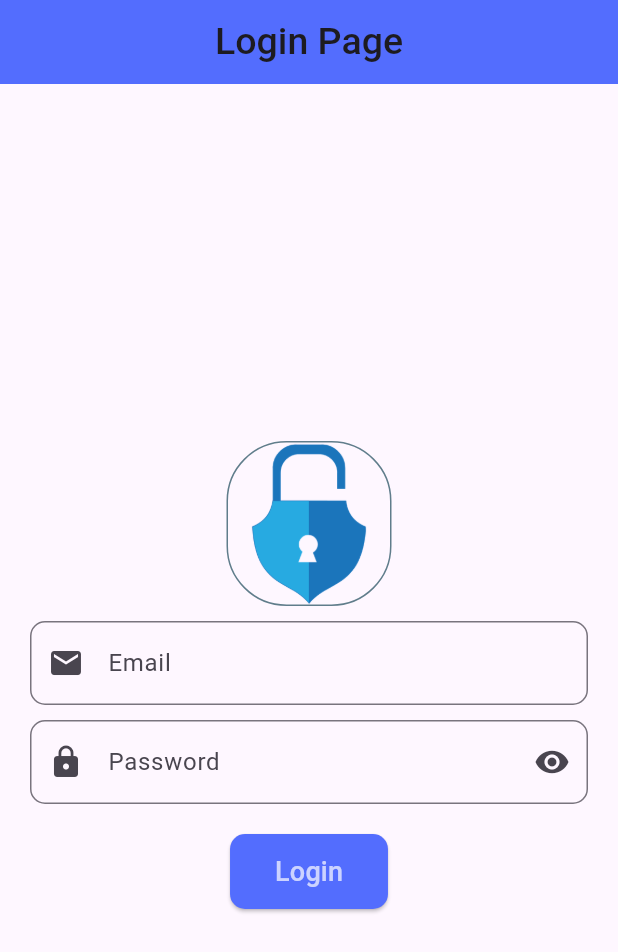
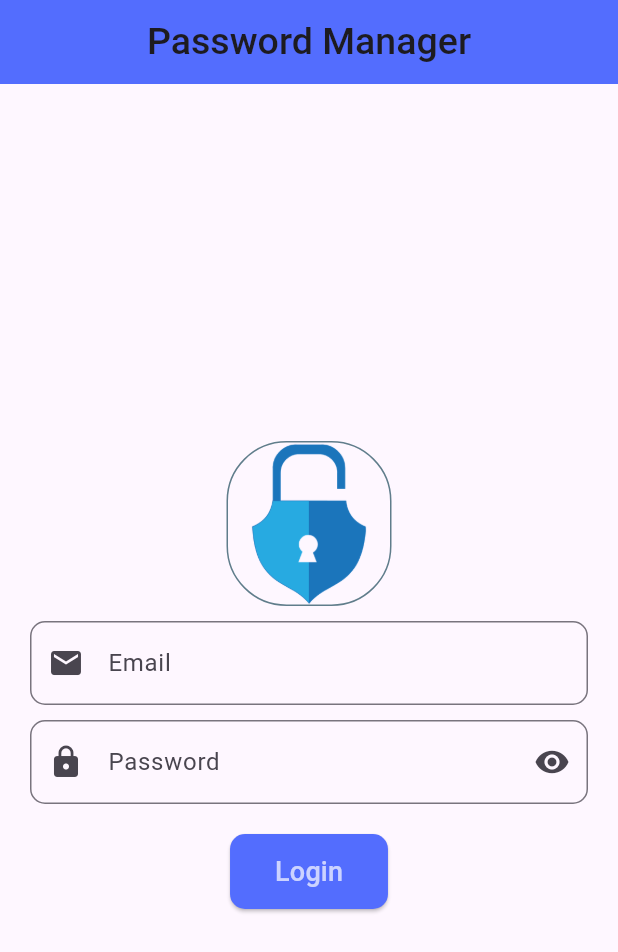
Before and after one commit to Saisandeepsangeetham/password_manager, a Flutter app: the screen it shows after launch, on a phone screen of 412 x 824 dp. Shown: the top 952 px of the screen. Run offline on Flutter 3.47's test engine with Material 3 defaults, Android fonts, the phone set to English and light mode, and no system bars.

Commit message:
update_title

```diff
--- a/lib/LoginPage.dart
+++ b/lib/LoginPage.dart
@@ -11,7 +11,7 @@ class LoginPage extends StatelessWidget {
       home: Scaffold(
         appBar: AppBar(
           title: const Text(
-            'Login Page',
+            'Password Manager',
             style: TextStyle(
               fontSize: 25.0,
               fontWeight: FontWeight.w500
```
